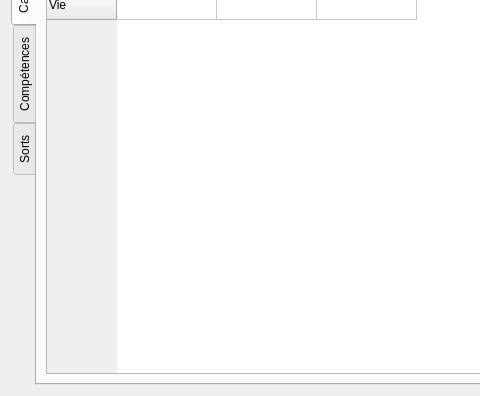
Old version of the form client/additionalWindows/caracteristiques.ui in the repository piochelepiotr/theGame; both pictures show x 0 to 480 and y 174 to 570 of the 771 by 570 pixel window.
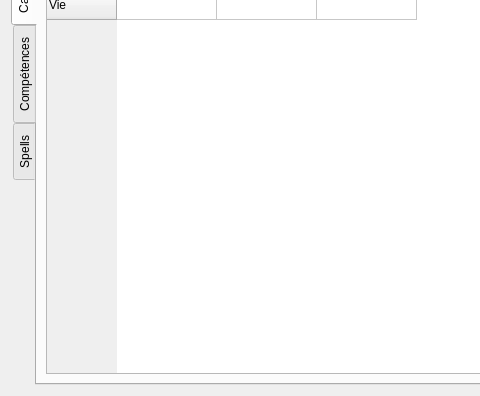
New version of the form.

Patch:
```diff
--- a/client/additionalWindows/caracteristiques.ui
+++ b/client/additionalWindows/caracteristiques.ui
@@ -366,7 +366,7 @@
      </widget>
      <widget class="QWidget" name="widgetSort">
       <attribute name="title">
-       <string>Sorts</string>
+       <string>Spells</string>
       </attribute>
      </widget>
     </widget>
```
Left out of the diff: 2 changed lines with no effect on the pictures.
